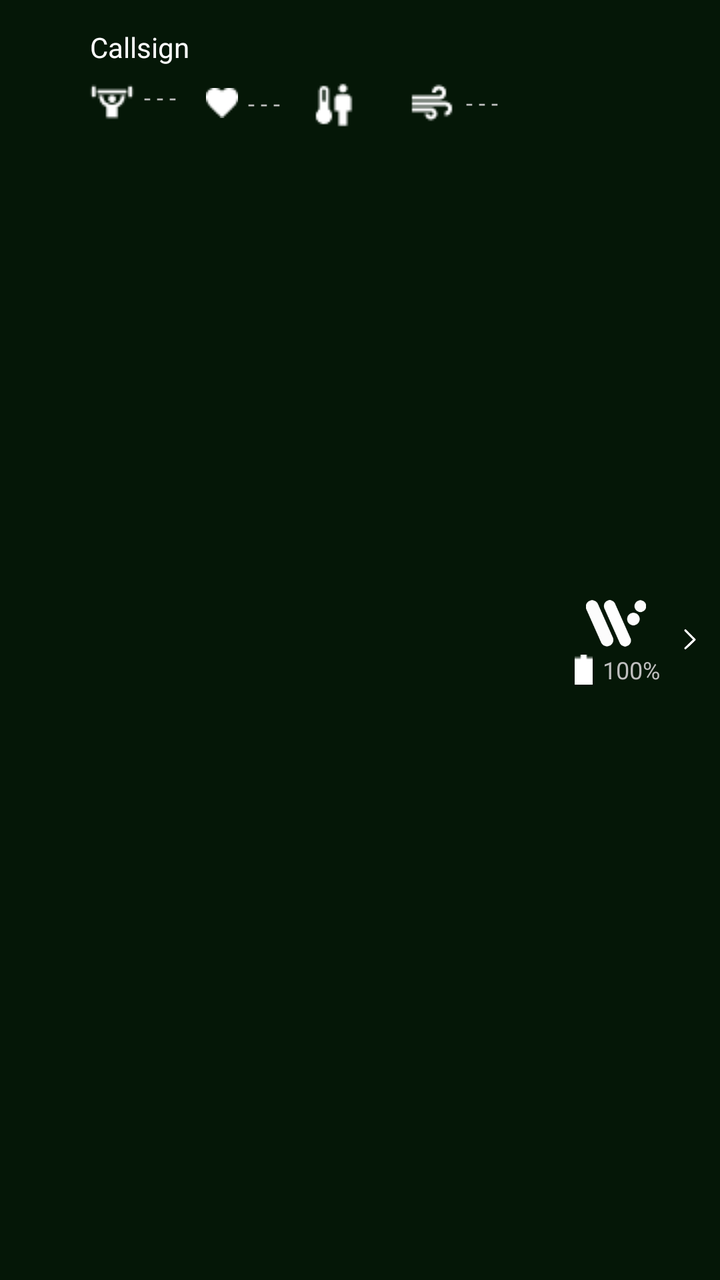
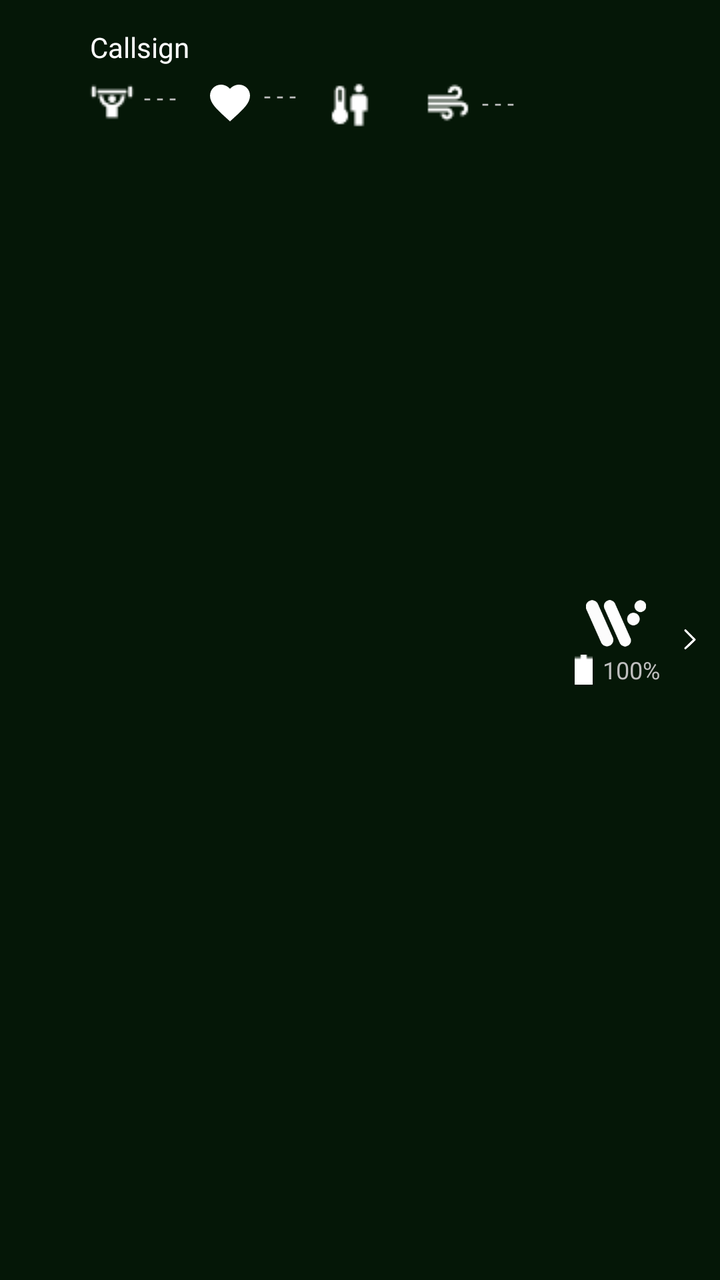

An Android layout rendered at two revisions. The XML below is the earlier revision; the diff shows what the commit changed to produce the second picture.
<!-- AndroidManifest.xml: application theme AppTheme -->
<!-- res/layout/custom_list_view.xml -->
<?xml version="1.0" encoding="utf-8"?>
<LinearLayout
    xmlns:android="http://schemas.android.com/apk/res/android"
    xmlns:tools="http://schemas.android.com/tools"
    android:layout_width="match_parent"
    android:layout_height="wrap_content"
    android:orientation="horizontal"
    android:paddingVertical="10dp"
    tools:ignore="UselessParent"
    android:background="@color/greenbg"
    style="@style/AppTheme">

    <ImageView
        android:id="@+id/alertIcon"
        android:layout_width="25dp"
        android:layout_height="25dp"
        android:layout_margin="10dp"
        android:src="@drawable/danger"
        tools:ignore="ContentDescription"
        android:layout_gravity="center_vertical"
        android:visibility="invisible"/>

    <LinearLayout
        android:id="@+id/nameAndAlerts"
        android:layout_width="wrap_content"
        android:layout_height="wrap_content"
        android:orientation="vertical"
        android:layout_marginTop="4dp">

        <TextView
            android:id="@+id/textCallsign"
            android:layout_width="wrap_content"
            android:layout_height="wrap_content"
            android:textSize="14sp"
            android:text="Callsign"
            android:textColor="@color/white"
            tools:ignore="RtlHardcoded"/>

        <TextView
            android:id="@+id/textisFalsePositive"
            android:layout_width="wrap_content"
            android:layout_height="wrap_content"
            android:textSize="13sp"
            android:text="Band not worn properly, readings may be incorrect"
            android:textColor="@color/light_gray"
            tools:ignore="RtlHardcoded"
            android:paddingBottom="7dp"
            android:drawableStart="@drawable/isfalsepositive"
            android:visibility = "gone"/>

        <TextView
            android:id="@+id/textLastConnected"
            android:layout_width="wrap_content"
            android:layout_height="wrap_content"
            android:textSize="13sp"
            android:text="Last connected X minutes ago"
            android:textColor="@color/light_gray"
            tools:ignore="RtlHardcoded"
            android:paddingBottom="7dp"
            android:visibility="gone"/>

        <LinearLayout
            android:id="@+id/healthData"
            android:layout_width="wrap_content"
            android:layout_height="wrap_content"
            android:gravity="center_vertical"
            android:paddingTop="5dp">

            <TextView
                android:id="@+id/textExertion"
                android:layout_width="wrap_content"
                android:layout_height="wrap_content"
                android:textSize="12sp"
                tools:ignore="RtlHardcoded"
                android:text="- - -"
                android:layout_marginEnd="15dp"
                android:drawableStart="@drawable/exertion"
                android:drawablePadding="5dp"/>

            <TextView
                android:id="@+id/textHeartRate"
                android:layout_width="wrap_content"
                android:layout_height="wrap_content"
                android:textSize="12sp"
                tools:ignore="RtlHardcoded"
                android:text="- - -"
                android:layout_marginEnd="15dp"
                android:drawableStart="@drawable/heartrate"
                android:drawablePadding="5dp"/>

            <TextView
                android:id="@+id/textCoreBodyTemp"
                android:layout_width="wrap_content"
                android:layout_height="wrap_content"
                android:textSize="12sp"
                android:layout_marginEnd="15dp"
                android:drawableStart="@drawable/corebodytemp"
                android:contentDescription="@string/skin_temperature"
                android:drawablePadding="5dp"/>

            <TextView
                android:id="@+id/textVo2"
                android:layout_width="wrap_content"
                android:layout_height="wrap_content"
                android:drawableStart="@drawable/vo2"
                android:text="- - -"
                android:textSize="12sp"
                tools:ignore="RtlHardcoded"
                android:gravity="center_vertical"
                android:drawablePadding="5dp"
                android:layout_toEndOf="@id/textHrlv"/>











        </LinearLayout>

        <RelativeLayout
            android:id="@+id/expandedHealthData"
            android:layout_width="wrap_content"
            android:layout_height="wrap_content"
            android:layout_marginTop="3dp"
            android:gravity="center_vertical"
            android:visibility="gone">

            <TextView
                android:id="@+id/textCaloricBurnRate"
                android:layout_width="wrap_content"
                android:layout_height="wrap_content"
                android:textSize="12sp"
                tools:ignore="RtlHardcoded"
                android:text="- - -"
                android:layout_marginEnd="15dp"
                android:drawableStart="@drawable/calories"
                android:drawablePadding="5dp"/>

            <TextView
                android:id="@+id/textHrlv"
                android:layout_width="wrap_content"
                android:layout_height="wrap_content"
                android:textSize="12sp"
                tools:ignore="RtlHardcoded"
                android:text="- - -"
                android:layout_marginEnd="15dp"
                android:drawableStart="@drawable/hrlv"
                android:drawablePadding="5dp"
                android:layout_toEndOf="@id/textCaloricBurnRate"/>













            <TextView
                android:id="@+id/textHrv"
                android:layout_width="wrap_content"
                android:layout_height="wrap_content"
                android:drawableStart="@drawable/hrv"
                android:text="- - -"
                android:textSize="12sp"
                tools:ignore="RtlHardcoded"
                android:drawablePadding="5dp"
                android:layout_marginTop="3dp"
                android:layout_below="@id/textCaloricBurnRate"/>
        </RelativeLayout>

    </LinearLayout>

    <RelativeLayout
        android:layout_width="wrap_content"
        android:layout_height="wrap_content"
        android:layout_gravity="center_vertical"
        android:layout_marginEnd="10dp"
        android:orientation="vertical">

        <ImageView
            android:id="@+id/iconWearableLogo"
            android:layout_width="30dp"
            android:layout_height="30dp"
            android:src="@drawable/wearos"
            android:layout_marginEnd="7dp"
            android:layout_toLeftOf="@id/toggle"/>

        <TextView
            android:id="@+id/textBattery"
            android:layout_width="wrap_content"
            android:layout_height="wrap_content"
            android:textSize="12sp"
            android:text="100%"
            tools:ignore="RtlHardcoded"
            android:layout_below="@id/iconWearableLogo"
            android:layout_toLeftOf="@id/toggle"
            android:drawableStart="@drawable/battery"
            android:drawablePadding="5dp"/>

        <ImageView
            android:id="@+id/toggle"
            android:layout_width="10dp"
            android:layout_height="10dp"
            android:layout_centerVertical="true"
            android:src="@drawable/arrow"
            android:layout_alignParentEnd="true"
            android:layout_marginStart="10dp"/>
    </RelativeLayout>





</LinearLayout>
<!-- resources referenced by this layout -->
<resources>
  <color name="greenbg">#202BB73B</color>
  <color name="light_gray">#A3A3A3</color>
  <color name="white">#ffffff</color>
  <!-- drawable arrow: png bitmap (drawable, 589 bytes) -->
  <!-- drawable battery: png bitmap (drawable, 158 bytes) -->
  <!-- drawable calories: png bitmap (drawable, 372 bytes) -->
  <!-- drawable corebodytemp: png bitmap (drawable, 384 bytes) -->
  <!-- drawable danger: png bitmap (drawable, 1175 bytes) -->
  <!-- drawable exertion: png bitmap (drawable, 379 bytes) -->
  <!-- drawable heartrate: png bitmap (drawable, 255 bytes) -->
  <!-- drawable hrlv: png bitmap (drawable, 381 bytes) -->
  <!-- drawable hrv: png bitmap (drawable, 371 bytes) -->
  <!-- drawable isfalsepositive: png bitmap (drawable, 552 bytes) -->
  <!-- drawable vo2: png bitmap (drawable, 362 bytes) -->
  <!-- drawable wearos: png bitmap (drawable, 4659 bytes) -->
  <string name="skin_temperature">Skin Temperature</string>
  <style name="AppTheme" parent="@android:style/Theme.Holo">
          <item name="android:buttonStyle">@android:style/Widget.Button</item>
          <item name="android:imageButtonStyle">@android:style/Widget.Button</item>
          <item name="android:buttonStyleToggle">@android:style/Widget.Button</item>
          <item name="android:spinnerStyle">@style/ATAKSpinner</item>
          <item name="android:spinnerItemStyle">@style/ATAKSpinnerItem</item>
          <item name="android:editTextStyle">@style/ATAKEditText</item>
      </style>
  <style name="ATAKSpinner" parent="@android:style/Widget.Spinner">
          <item name="android:spinnerMode">dialog</item>
      </style>
  <style name="ATAKSpinnerItem" parent="@style/AppTheme">
          <item name="android:textColor">@android:color/black</item>
      </style>
  <style name="ATAKEditText" parent="@android:style/Widget.EditText">
          
          
  
          
          <item name="android:imeOptions">flagNoFullscreen</item>
      </style>
</resources>

<!-- the commit's change to res/layout/custom_list_view.xml (unified diff, before → after) -->
@@ -85,7 +85,7 @@
                 tools:ignore="RtlHardcoded"
                 android:text="- - -"
                 android:layout_marginEnd="15dp"
-                android:drawableStart="@drawable/heartrate"
+                android:drawableStart="@drawable/heart"
                 android:drawablePadding="5dp"/>
 
             <TextView
<!-- resource entries referenced after the edit -->
@@ -9,7 +9,16 @@
   <!-- drawable corebodytemp: png bitmap (drawable, 384 bytes) -->
   <!-- drawable danger: png bitmap (drawable, 1175 bytes) -->
   <!-- drawable exertion: png bitmap (drawable, 379 bytes) -->
-  <!-- drawable heartrate: png bitmap (drawable, 255 bytes) -->
+  <!-- drawable heart (drawable) -->
+  <vector xmlns:android="http://schemas.android.com/apk/res/android"
+      android:width="24dp"
+      android:height="24dp"
+      android:viewportWidth="24"
+      android:viewportHeight="24">
+      <path
+          android:fillColor="#FFFFFFFF"
+          android:pathData="M12,21.35l-1.45,-1.32C5.4,15.36 2,12.28 2,8.5 2,5.42 4.42,3 7.5,3c1.74,0 3.41,0.81 4.5,2.09C13.09,3.81 14.76,3 16.5,3 19.58,3 22,5.42 22,8.5c0,3.78 -3.4,6.86 -8.55,11.54L12,21.35z" />
+  </vector>
   <!-- drawable hrlv: png bitmap (drawable, 381 bytes) -->
   <!-- drawable hrv: png bitmap (drawable, 371 bytes) -->
   <!-- drawable isfalsepositive: png bitmap (drawable, 552 bytes) -->
